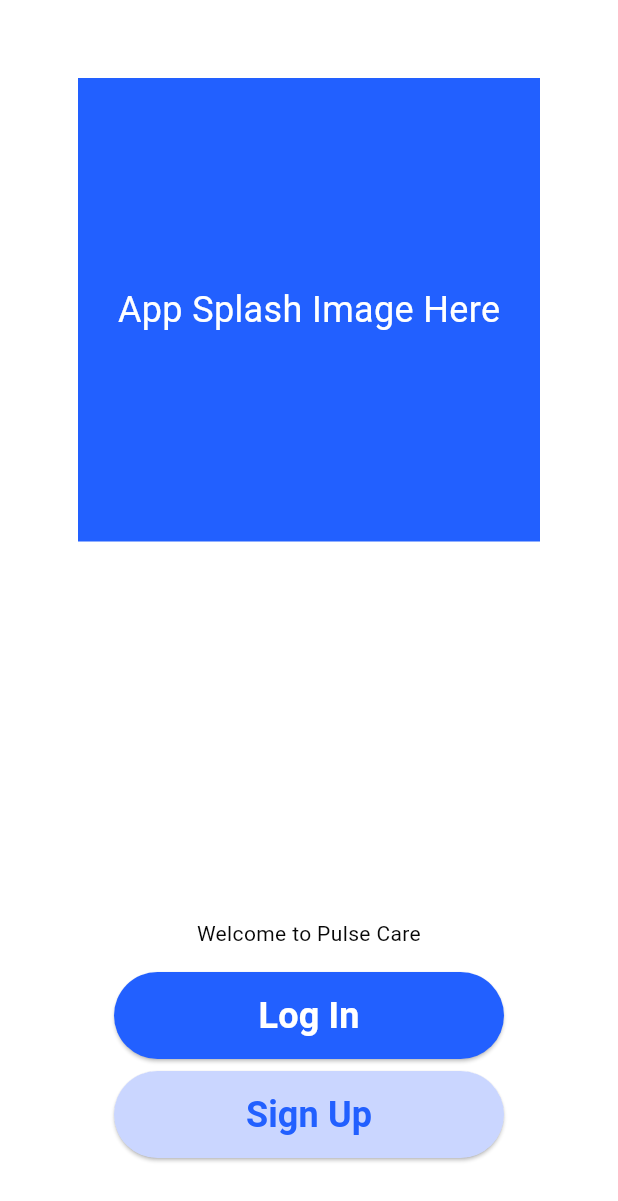
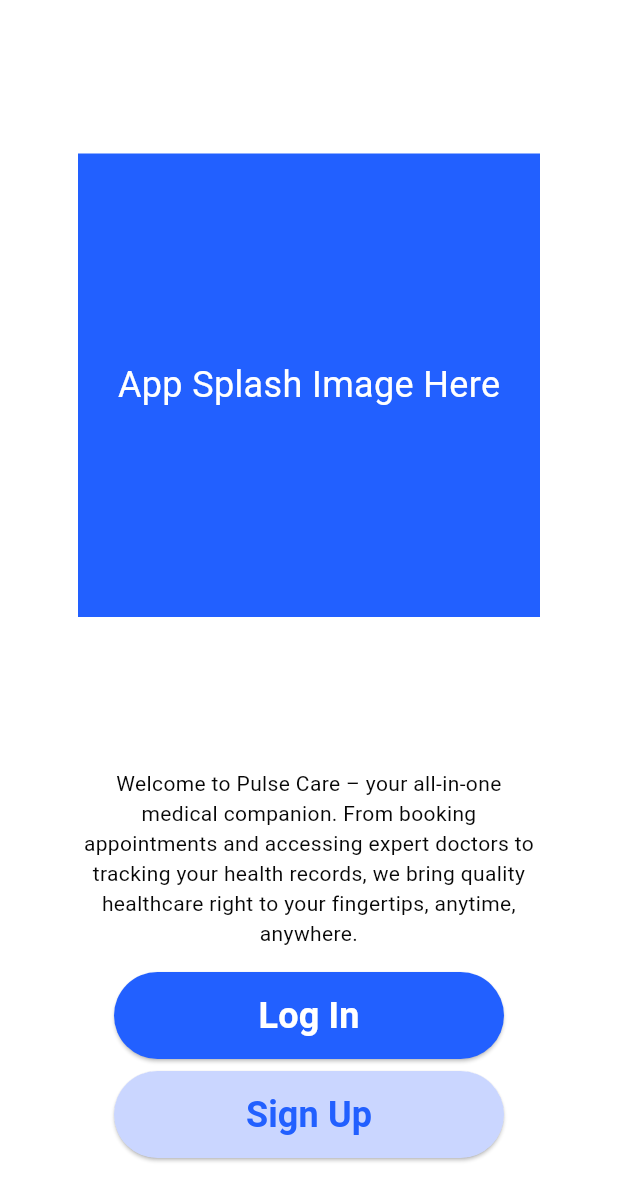
Before and after one commit to mahmoudmohamed17/medical_center_app, a Flutter app: the screen it shows after launch, on a phone screen of 412 x 824 dp. Shown: the top 1201 px of the screen. Run offline on Flutter 3.47's test engine with Material 3 defaults, Android fonts, the phone set to English and light mode, and no system bars; our stand-ins replace go_router, google_fonts.

Commit message:
Edit  InitAuthView and AppStrings to save texts

```diff
--- /dev/null
+++ b/lib/core/constants/app_strings.dart
@@ -0,0 +1,102 @@
+class AppStrings {
+  static const String welcomeToPulseCare =
+      'Welcome to Pulse Care – your all-in-one medical companion. From booking appointments and accessing expert doctors to tracking your health records, we bring quality healthcare right to your fingertips, anytime, anywhere.';
+  static const String logIn = 'Log In';
+  static const String signUp = 'Sign Up';
+  static const String welcome = 'Welcome';
+  static const String email = 'Email';
+  static const String password = 'Password';
+  static const String fullName = 'Full name';
+  static const String mobileNumber = 'Mobile Number';
+  static const String dateOfBirth = 'Date of birth';
+  static const String typeYourEmail = 'Type your email';
+  static const String typeYourPassword = 'Type your password';
+  static const String typeYourFullName = 'Type your full name';
+  static const String typeYourMobileNumber = 'Type your mobile number';
+  static const String forgetPassword = 'Forget Password';
+  static const String orSignUpWith = 'or sign up with';
+  static const String dontHaveAnAccount = 'Don’t have an account?';
+  static const String alreadyHaveAnAccount = 'Already have an account? ';
+  static const String or = 'or';
+  static const String newAccount = 'New Account';
+  static const String privacyPolicy = 'Privacy Policy';
+  static const String setPassword = 'Set Password';
+  static const String confirmPassword = 'Confirm Password';
+  static const String createNewPassword = 'Create new password';
+  static const String hiWelcomeBack = 'Hi, WelcomeBack';
+  static const String doctors = 'Doctors';
+  static const String favorite = 'Favorite';
+  static const String sortBy = 'Sort by';
+  static const String info = 'Info';
+  static const String years = 'years';
+  static const String experience = 'experience';
+  static const String doctorInfo = 'Doctor Info';
+  static const String profile = 'Profile';
+  static const String careerPath = 'Career Path';
+  static const String highlights = 'Highlights';
+  static const String rating = 'Rating';
+  static const String professionalDoctor = 'Professional Doctor';
+  static const String schedule = 'Schedule';
+  static const String makeAppointment = 'Make Appointment';
+  static const String myProfile = 'My Profile';
+  static const String paymentMethod = 'Payment Method';
+  static const String settings = 'Settings';
+  static const String help = 'Help';
+  static const String logout = 'Logout';
+  static const String phoneNumber = 'Phone Number';
+  static const String updateProfile = 'Update Profile';
+  static const String areYouSureYouWantToLogout =
+      'Are you sure you want to log out?';
+  static const String cancel = 'Cancel';
+  static const String yesLogout = 'Yes, Logout';
+  static const String notification = 'Notification';
+  static const String news = 'News';
+  static const String scheduledAppointment = 'Scheduled Appointment';
+  static const String medicalNotes = 'Medical Notes';
+  static const String medicalHistoryUpdate = 'Medical History Update';
+  static const String writeHere = 'Write Here...';
+  static const String age = 'Age';
+  static const String gender = 'Gender';
+  static const String male = 'Male';
+  static const String female = 'Female';
+  static const String patientDetails = 'Patient Details';
+  static const String yourself = 'Yourself';
+  static const String anotherPerson = 'Another Person';
+  static const String availableTime = 'Available Time';
+  static const String describeYourProblem = 'Describe your problem';
+  static const String typeYourProblemHere = 'Type your problem here...';
+  static const String problem = 'Problem';
+  static const String yourAppointment = 'Your Appointment';
+  static const String allAppointments = 'All Appointments';
+  static const String complete = 'Complete';
+  static const String upcoming = 'Upcoming';
+  static const String canceled = 'Canceled';
+  static const String reBook = 'Re-Book';
+  static const String details = 'Details';
+  static const String cancelAppointment = 'Cancel Appointment';
+  static const String rescheduling = 'Rescheduling';
+  static const String weatherConditions = 'Weather Conditions';
+  static const String unexpectedWork = 'Unexpected Work';
+  static const String others = 'Others';
+  static const String typeYourReasonHere = 'Type your reason here...';
+  static const String review = 'Review';
+  static const String typeYourCommentHere = 'Type your comment here...';
+  static const String addReview = 'Add Review';
+  static const String creditAndDebitCard = 'Credit & Debit Card';
+  static const String addNewCard = 'Add New Card';
+  static const String morePaymentOption = 'More Payment Options';
+  static const String paypal = 'Paypal';
+  static const String addCard = 'Add Card';
+  static const String saveCard = 'Save Card';
+  static const String payment = 'Payment';
+  static const String dateAndHour = 'Date / Hour';
+  static const String bookingFor = 'Booking for';
+  static const String amount = 'Amount';
+  static const String total = 'Total';
+  static const String change = 'Change';
+  static const String payNow = 'Pay Now';
+  static const String congratulation = 'Congratulation';
+  static const String paymentDoneSuccessfully = 'Payment done Successfully';
+  static const String youHaveSuccessfullyBookedAnAppointmentWith =
+      'You have successfully booked an appointment with';
+}
--- a/lib/features/auth/presentation/views/init_auth_view.dart
+++ b/lib/features/auth/presentation/views/init_auth_view.dart
@@ -1,4 +1,5 @@
 import 'package:flutter/material.dart';
+import 'package:medical_center_app/core/constants/app_strings.dart';
 import 'package:medical_center_app/core/theme/app_colors.dart';
 import 'package:medical_center_app/core/utils/context_extension.dart';
 import 'package:medical_center_app/core/widgets/custom_button.dart';
@@ -11,12 +12,12 @@ class InitAuthView extends StatelessWidget {
     return Scaffold(
       backgroundColor: Colors.white,
       body: SafeArea(
-        child: Center(
         child: Padding(
           padding: const EdgeInsets.all(52),
           child: Column(
             mainAxisAlignment: MainAxisAlignment.center,
             children: [
+              const Spacer(),
               Container(
                 color: AppColors.primaryColor,
                 height: context.width * 0.75,
@@ -27,9 +28,9 @@ class InitAuthView extends StatelessWidget {
                   style: TextStyle(color: Colors.white, fontSize: 24),
                 ),
               ),
-                const Spacer(),
+              const Spacer(flex: 2),
               Text(
-                  'Welcome to Pulse Care',
+                AppStrings.welcomeToPulseCare,
                 textAlign: TextAlign.center,
                 style: TextStyle(
                   fontWeight: FontWeight.w400,
@@ -44,7 +45,7 @@ class InitAuthView extends StatelessWidget {
                   padding: const EdgeInsets.symmetric(horizontal: 24),
                   child: CustomButton(
                     onPressed: () {},
-                      text: 'Log In',
+                    text: AppStrings.logIn,
                     btnColor: AppColors.primaryColor,
                     textStyle: const TextStyle(
                       color: Colors.white,
@@ -61,7 +62,7 @@ class InitAuthView extends StatelessWidget {
                   padding: const EdgeInsets.symmetric(horizontal: 24),
                   child: CustomButton(
                     onPressed: () {},
-                      text: 'Sign Up',
+                    text: AppStrings.signUp,
                     btnColor: AppColors.secondaryColor,
                     textStyle: TextStyle(
                       color: AppColors.primaryColor,
@@ -75,7 +76,6 @@ class InitAuthView extends StatelessWidget {
           ),
         ),
       ),
-      ),
     );
   }
 }
```
Lines whose indentation alone changed are shown as unchanged.
